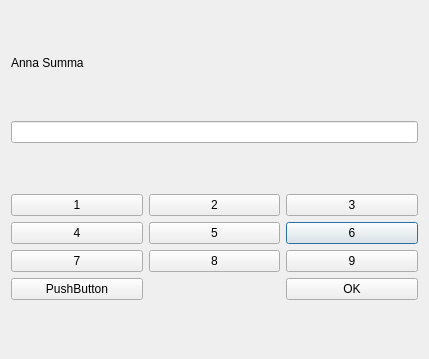
First picture: the form in frontend/manualsummawindow.ui, repository Peasami/bank-simulator-2023, before the edit.
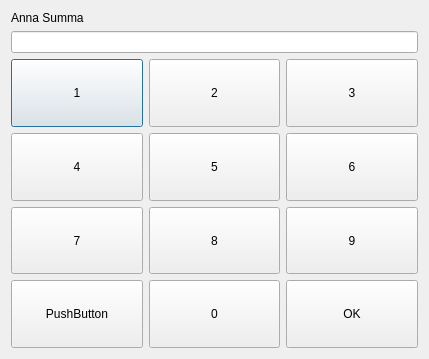
Second picture: the form after the edit.

What changed in the file:
```diff
--- a/frontend/manualsummawindow.ui
+++ b/frontend/manualsummawindow.ui
@@ -47,76 +47,130 @@
     </widget>
    </item>
    <item>
-    <layout class="QHBoxLayout" name="horizontalLayout">
+    <layout class="QVBoxLayout" name="verticalLayout">
      <item>
-      <layout class="QGridLayout" name="gridLayout">
-       <item row="1" column="3">
-        <widget class="QPushButton" name="b6">
-         <property name="text">
-          <string>6</string>
-         </property>
-        </widget>
-       </item>
-       <item row="1" column="1">
-        <widget class="QPushButton" name="b4">
-         <property name="text">
-          <string>4</string>
-         </property>
-        </widget>
-       </item>
+      <layout class="QGridLayout" name="buttonLayout">
        <item row="0" column="1">
         <widget class="QPushButton" name="b1">
+         <property name="sizePolicy">
+          <sizepolicy hsizetype="Minimum" vsizetype="MinimumExpanding">
+           <horstretch>0</horstretch>
+           <verstretch>0</verstretch>
+          </sizepolicy>
+         </property>
          <property name="text">
           <string>1</string>
          </property>
         </widget>
        </item>
-       <item row="2" column="1">
-        <widget class="QPushButton" name="b7">
+       <item row="2" column="3">
+        <widget class="QPushButton" name="b9">
+         <property name="sizePolicy">
+          <sizepolicy hsizetype="Minimum" vsizetype="MinimumExpanding">
+           <horstretch>0</horstretch>
+           <verstretch>0</verstretch>
+          </sizepolicy>
+         </property>
          <property name="text">
-          <string>7</string>
+          <string>9</string>
+         </property>
+        </widget>
+       </item>
+       <item row="1" column="1">
+        <widget class="QPushButton" name="b4">
+         <property name="sizePolicy">
+          <sizepolicy hsizetype="Minimum" vsizetype="MinimumExpanding">
+           <horstretch>0</horstretch>
+           <verstretch>0</verstretch>
+          </sizepolicy>
+         </property>
+         <property name="text">
+          <string>4</string>
          </property>
         </widget>
        </item>
        <item row="0" column="3">
         <widget class="QPushButton" name="b3">
+         <property name="sizePolicy">
+          <sizepolicy hsizetype="Minimum" vsizetype="MinimumExpanding">
+           <horstretch>0</horstretch>
+           <verstretch>0</verstretch>
+          </sizepolicy>
+         </property>
          <property name="text">
           <string>3</string>
          </property>
         </widget>
        </item>
-       <item row="1" column="2">
-        <widget class="QPushButton" name="b5">
-         <property name="text">
-          <string>5</string>
-         </property>
-        </widget>
-       </item>
-       <item row="2" column="2">
-        <widget class="QPushButton" name="b8">
-         <property name="text">
-          <string>8</string>
-         </property>
-        </widget>
-       </item>
        <item row="0" column="2">
         <widget class="QPushButton" name="b2">
+         <property name="sizePolicy">
+          <sizepolicy hsizetype="Minimum" vsizetype="MinimumExpanding">
+           <horstretch>0</horstretch>
+           <verstretch>0</verstretch>
+          </sizepolicy>
+         </property>
          <property name="text">
           <string>2</string>
          </property>
         </widget>
        </item>
-       <item row="2" column="3">
-        <widget class="QPushButton" name="b9">
+       <item row="1" column="3">
+        <widget class="QPushButton" name="b6">
+         <property name="sizePolicy">
+          <sizepolicy hsizetype="Minimum" vsizetype="MinimumExpanding">
+           <horstretch>0</horstretch>
+           <verstretch>0</verstretch>
+          </sizepolicy>
+         </property>
          <property name="text">
-          <string>9</string>
+          <string>6</string>
+         </property>
+        </widget>
+       </item>
+       <item row="2" column="1">
+        <widget class="QPushButton" name="b7">
+         <property name="sizePolicy">
+          <sizepolicy hsizetype="Minimum" vsizetype="MinimumExpanding">
+           <horstretch>0</horstretch>
+           <verstretch>0</verstretch>
+          </sizepolicy>
+         </property>
+         <property name="text">
+          <string>7</string>
+         </property>
+        </widget>
+       </item>
+       <item row="2" column="2">
+        <widget class="QPushButton" name="b8">
+         <property name="sizePolicy">
+          <sizepolicy hsizetype="Minimum" vsizetype="MinimumExpanding">
+           <horstretch>0</horstretch>
+           <verstretch>0</verstretch>
+          </sizepolicy>
+         </property>
+         <property name="text">
+          <string>8</string>
+         </property>
+        </widget>
+       </item>
+       <item row="1" column="2">
+        <widget class="QPushButton" name="b5">
+         <property name="sizePolicy">
+          <sizepolicy hsizetype="Minimum" vsizetype="MinimumExpanding">
+           <horstretch>0</horstretch>
+           <verstretch>0</verstretch>
+          </sizepolicy>
+         </property>
+         <property name="text">
+          <string>5</string>
          </property>
         </widget>
        </item>
        <item row="3" column="3">
         <widget class="QPushButton" name="OKButton">
          <property name="sizePolicy">
-          <sizepolicy hsizetype="Minimum" vsizetype="Fixed">
+          <sizepolicy hsizetype="Minimum" vsizetype="MinimumExpanding">
            <horstretch>0</horstretch>
            <verstretch>0</verstretch>
           </sizepolicy>
@@ -139,11 +193,30 @@
        </item>
        <item row="3" column="1">
         <widget class="QPushButton" name="ClearButton">
+         <property name="sizePolicy">
+          <sizepolicy hsizetype="Minimum" vsizetype="MinimumExpanding">
+           <horstretch>0</horstretch>
+           <verstretch>0</verstretch>
+          </sizepolicy>
+         </property>
          <property name="text">
           <string>PushButton</string>
          </property>
         </widget>
        </item>
+       <item row="3" column="2">
+        <widget class="QPushButton" name="b0">
+         <property name="sizePolicy">
+          <sizepolicy hsizetype="Minimum" vsizetype="MinimumExpanding">
+           <horstretch>0</horstretch>
+           <verstretch>0</verstretch>
+          </sizepolicy>
+         </property>
+         <property name="text">
+          <string>0</string>
+         </property>
+        </widget>
+       </item>
       </layout>
      </item>
     </layout>
```
